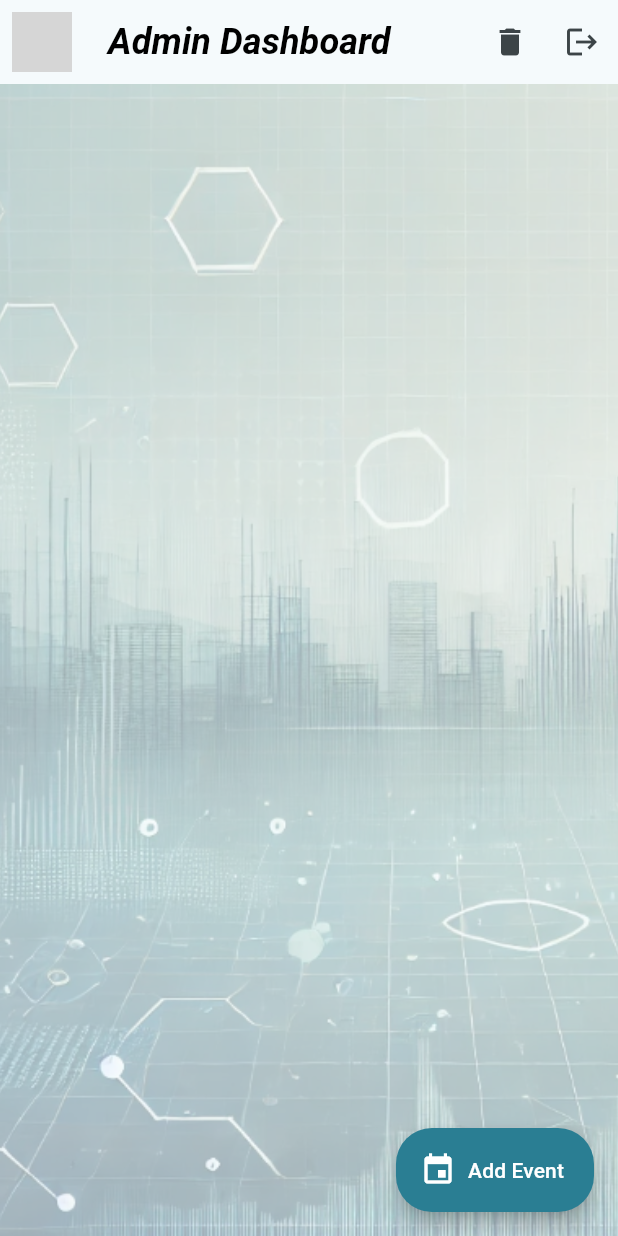
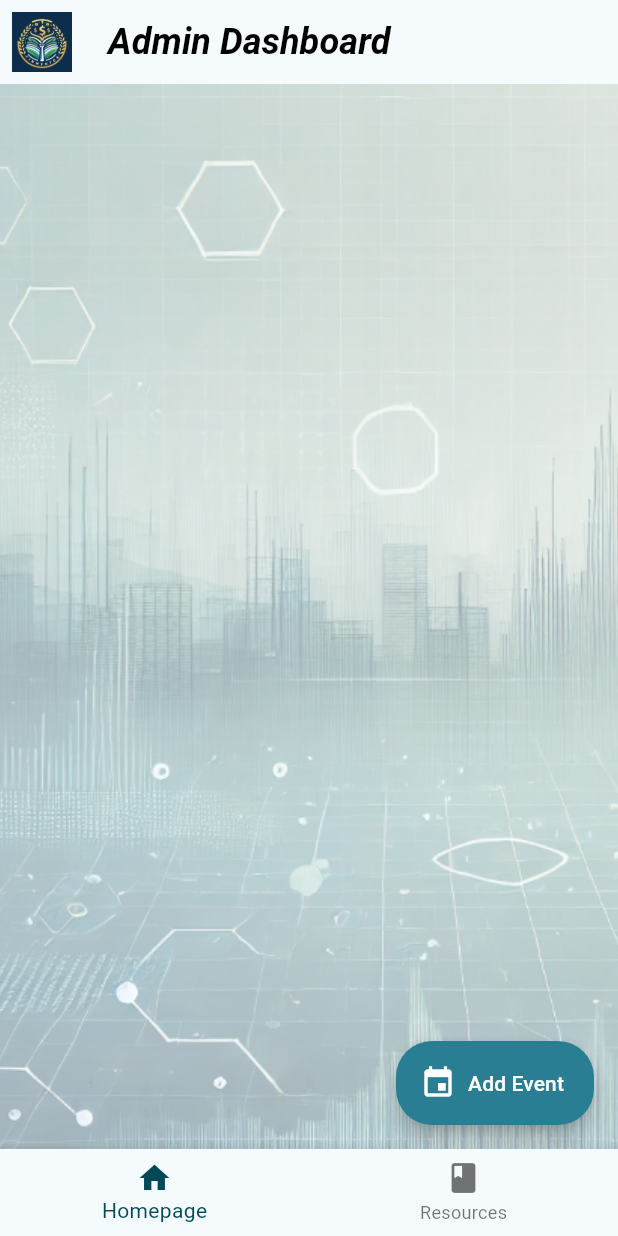
Before and after one commit to Microsoft666666/fin_mentor, a Flutter app: the AdminDashboard screen opened directly, on a phone screen of 412 x 824 dp. Run offline on Flutter 3.47's test engine with Material 3 defaults, Android fonts, the phone set to English and light mode, and no system bars; our stand-ins replace cloud_firestore, firebase_auth, firebase_core, shared_preferences; missing offline and left inert: pdfx; accounts and stored records are empty; grey boxes are pictures that could not be loaded.

Commit message:
Admin Pages Updated

```diff
--- a/lib/admin/admin_dashboard.dart
+++ b/lib/admin/admin_dashboard.dart
@@ -1,23 +1,27 @@
-// admin_dashboard.dart
-import 'package:fin_mentor/admin/event_form.dart';
-import 'package:fin_mentor/admin/event_list_admin.dart';
-import 'package:fin_mentor/auth/loginPage.dart';
-import 'package:firebase_auth/firebase_auth.dart';
 import 'package:flutter/material.dart';
+import 'admin_homepage.dart';
+import 'admin_resources.dart';
 
-import '../auth/authentication.dart';
-
-class AdminDashboard extends StatelessWidget {
+class AdminDashboard extends StatefulWidget {
   const AdminDashboard({Key? key}) : super(key: key);
 
-  void _logout(BuildContext context) async {
-    AuthenticationHelper().isAdmin = false;
-    await FirebaseAuth.instance.signOut();
-    Navigator.pushAndRemoveUntil(
-      context,
-      MaterialPageRoute(builder: (context) => LoginPage()),
-      (Route<dynamic> route) => false,
-    );
+  @override
+  State<AdminDashboard> createState() => _AdminDashboardState();
+}
+
+class _AdminDashboardState extends State<AdminDashboard> {
+  int _currentIndex = 0;
+
+  // Pages for each tab
+  final List<Widget> _pages = [
+    const AdminHomepage(),
+    const AdminResources(),
+  ];
+
+  void _onTap(int index) {
+    setState(() {
+      _currentIndex = index;
+    });
   }
 
   @override
@@ -26,91 +30,33 @@ class AdminDashboard extends StatelessWidget {
       appBar: AppBar(
         leading: Padding(
           padding: const EdgeInsets.all(8.0),
-            child: Image.asset('assets/logo.png'),
+          child: Image.asset('assets/logo.jpg'),
         ),
-          title: Text('Admin Dashboard',
+        title: const Text(
+          'Admin Dashboard',
           style: TextStyle(
             color: Colors.black,
             fontSize: 24,
             fontWeight: FontWeight.bold,
-                  fontStyle: FontStyle.italic)),
-          actions: [
-            IconButton(
-                onPressed: () async {
-                  TextEditingController passwordController =
-                  TextEditingController();
-                  await showDialog(
-                      context: context,
-                      builder: (BuildContext context) {
-                        return AlertDialog(
-                          title: Text('Delete Account'),
-                          content: TextField(
-                            controller: passwordController,
-                            obscureText: true,
-                            decoration:
-                            InputDecoration(hintText: 'Enter password'),
+            fontStyle: FontStyle.italic,
           ),
-                          actions: [
-                            TextButton(
-                              onPressed: () {
-                                Navigator.pop(context);
-                              },
-                              child: Text('Cancel'),
         ),
-                            TextButton(
-                              onPressed: () async {
-                                await AuthenticationHelper()
-                                    .deleteAccount(passwordController.text);
-                                Navigator.pop(context);
-                                Navigator.pushReplacement(
-                                    context,
-                                    MaterialPageRoute(
-                                        builder: (context) => LoginPage()));
-                              },
-                              child: Text('Delete'),
       ),
-                          ],
-                        );
-                      });
-                  // AuthenticationHelper().deleteAccount();
-                },
-                icon: const Icon(Icons.delete)),
-            IconButton(
-              icon: Icon(Icons.logout),
-              onPressed: () => _logout(context),
+      body: _pages[_currentIndex], // Display the selected page
+      bottomNavigationBar: BottomNavigationBar(
+        currentIndex: _currentIndex, // Active tab index
+        onTap: _onTap, // Handle tab taps
+        items: const [
+          BottomNavigationBarItem(
+            icon: Icon(Icons.home),
+            label: 'Homepage',
+          ),
+          BottomNavigationBarItem(
+            icon: Icon(Icons.book),
+            label: 'Resources',
           ),
         ],
       ),
-        body: Container(
-          decoration: BoxDecoration(
-            image: DecorationImage(
-              image: AssetImage('assets/background.png'),
-              opacity: 0.4,
-              fit: BoxFit.cover,
-            ),
-          ),
-          child: Padding(
-            padding: const EdgeInsets.all(8.0),
-            child: Column(
-              children: [
-                // Expanded(child: EventForm()),
-                Expanded(child: EventListAdmin()),
-              ],
-            ),
-          ),
-        ),
-        floatingActionButton: FloatingActionButton.extended(
-          onPressed: () {
-            Navigator.push(
-              context,
-              MaterialPageRoute(builder: (context) => EventForm()),
     );
-          },
-          shape: RoundedRectangleBorder(
-            borderRadius: BorderRadius.circular(24),
-          ),
-          label: Text('Add Event'),
-          icon: Icon(Icons.event),
-        ));
   }
 }
--- /dev/null
+++ b/lib/admin/admin_homepage.dart
@@ -0,0 +1,54 @@
+import 'package:flutter/material.dart';
+import 'package:firebase_auth/firebase_auth.dart';
+import '../auth/authentication.dart';
+import '../auth/loginPage.dart';
+import 'event_form.dart';
+import 'event_list_admin.dart';
+
+class AdminHomepage extends StatelessWidget {
+  const AdminHomepage({Key? key}) : super(key: key);
+
+  void _logout(BuildContext context) async {
+    AuthenticationHelper().isAdmin = false;
+    await FirebaseAuth.instance.signOut();
+    Navigator.pushAndRemoveUntil(
+      context,
+      MaterialPageRoute(builder: (context) => LoginPage()),
+          (Route<dynamic> route) => false,
+    );
+  }
+
+  @override
+  Widget build(BuildContext context) {
+    return Scaffold(
+      body: Container(
+        decoration: const BoxDecoration(
+          image: DecorationImage(
+            image: AssetImage('assets/background.png'),
+            opacity: 0.4,
+            fit: BoxFit.cover,
+          ),
+        ),
+        child: Column(
+          children: [
+            Expanded(child: EventListAdmin()),
+          ],
+        ),
+
+      ),
+      floatingActionButton: FloatingActionButton.extended(
+        onPressed: () {
+          Navigator.push(
+            context,
+            MaterialPageRoute(builder: (context) => EventForm()),
+          );
+        },
+        shape: RoundedRectangleBorder(
+          borderRadius: BorderRadius.circular(24),
+        ),
+        label: const Text('Add Event'),
+        icon: const Icon(Icons.event),
+      ),
+    );
+  }
+}
--- a/lib/auth/loginPage.dart
+++ b/lib/auth/loginPage.dart
@@ -23,7 +23,7 @@ class LoginPage extends StatelessWidget {
                     radius: 80,
                     backgroundColor: Colors.transparent,
                     child: ClipOval(
-                      child: Image.asset('assets/logo.png'),
+                      child: Image.asset('assets/logo.jpg'),
                     )),
                 // Text(
                 //   'Fin Mentor',
--- a/lib/auth/signupPage.dart
+++ b/lib/auth/signupPage.dart
@@ -21,7 +21,7 @@ class SignupPage extends StatelessWidget {
                     radius: 80,
                     backgroundColor: Colors.transparent,
                     child: ClipOval(
-                      child: Image.asset('assets/logo.png'),
+                      child: Image.asset('assets/logo.jpg'),
                     )),
                 // Text(
                 //   'Fin Mentor',
--- a/lib/user/user_dashboard.dart
+++ b/lib/user/user_dashboard.dart
@@ -42,7 +42,7 @@ class _UserDashboardState extends State<UserDashboard> {
       appBar: AppBar(
         leading: Padding(
           padding: const EdgeInsets.all(8.0),
-          child: Image.asset('assets/logo.png'),
+          child: Image.asset('assets/logo.jpg'),
         ),
         title: Text(
           'Fin Mentor Events',
--- a/pubspec.yaml
+++ b/pubspec.yaml
@@ -58,7 +58,7 @@ flutter_launcher_icons:
   android: "launcher_icon"
   ios: true
   remove_alpha_ios: true
-  image_path: "assets/logo.png"
+  image_path: "assets/logo.jpg"
   min_sdk_android: 21
 
 # For information on the generic Dart part of this file, see the
@@ -78,6 +78,7 @@ flutter:
     - assets/CH1-PG.pdf
     - assets/CH1-Slides.pdf
     - assets/
+    - assets/logo.jpg
   #   - images/a_dot_burr.jpeg
   #   - images/a_dot_ham.jpeg
 
```
Also changed, not shown: lib/admin/admin_resources.dart (added, +67 -0 lines), 26 other files. Lines whose indentation alone changed are shown as unchanged.
